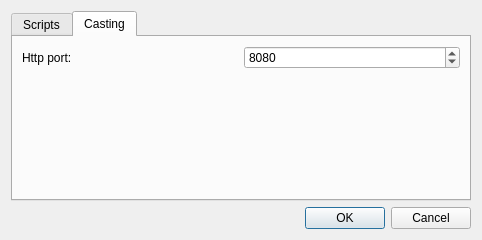
This is relight/settingsdialog.ui in cnr-isti-vclab/relight as Qt 5 draws it before an edit. The edited form follows.
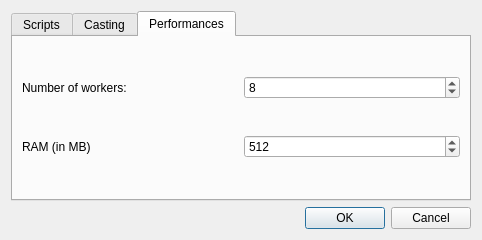
This is the edited form.

Commit message: added nworkers and ram preferences

What changed in the file:
```diff
--- a/relight/settingsdialog.ui
+++ b/relight/settingsdialog.ui
@@ -24,10 +24,10 @@
      </property>
     </widget>
    </item>
-   <item row="1" column="0">
+   <item row="0" column="0">
     <widget class="QTabWidget" name="tabWidget">
      <property name="currentIndex">
-      <number>1</number>
+      <number>2</number>
      </property>
      <widget class="QWidget" name="tab">
       <attribute name="title">
@@ -123,6 +123,56 @@
        </item>
       </layout>
      </widget>
+     <widget class="QWidget" name="tab_3">
+      <attribute name="title">
+       <string>Performances</string>
+      </attribute>
+      <layout class="QGridLayout" name="gridLayout_4">
+       <item row="0" column="0">
+        <widget class="QLabel" name="label_4">
+         <property name="text">
+          <string>Number of workers:</string>
+         </property>
+        </widget>
+       </item>
+       <item row="0" column="1">
+        <widget class="QSpinBox" name="nworkers">
+         <property name="minimum">
+          <number>1</number>
+         </property>
+         <property name="maximum">
+          <number>64</number>
+         </property>
+         <property name="value">
+          <number>8</number>
+         </property>
+        </widget>
+       </item>
+       <item row="1" column="0">
+        <widget class="QLabel" name="label_5">
+         <property name="text">
+          <string>RAM (in MB)</string>
+         </property>
+        </widget>
+       </item>
+       <item row="1" column="1">
+        <widget class="QSpinBox" name="ram">
+         <property name="minimum">
+          <number>128</number>
+         </property>
+         <property name="maximum">
+          <number>8000</number>
+         </property>
+         <property name="singleStep">
+          <number>128</number>
+         </property>
+         <property name="value">
+          <number>512</number>
+         </property>
+        </widget>
+       </item>
+      </layout>
+     </widget>
     </widget>
    </item>
   </layout>
```
The commit also changes 3 other files.
